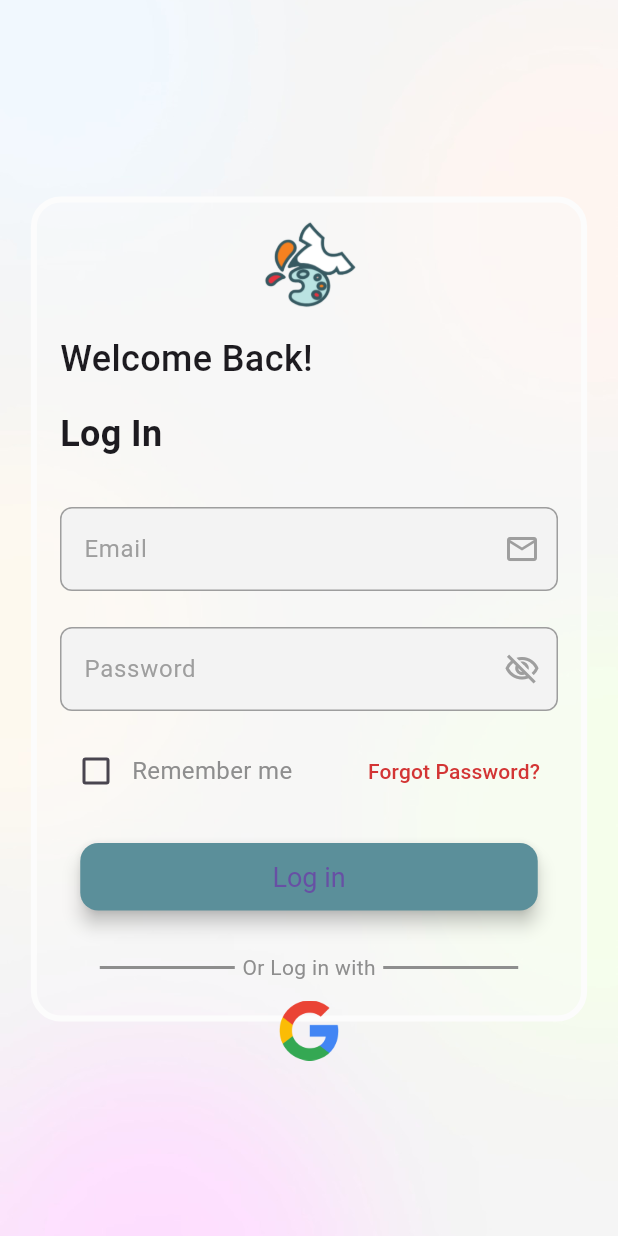
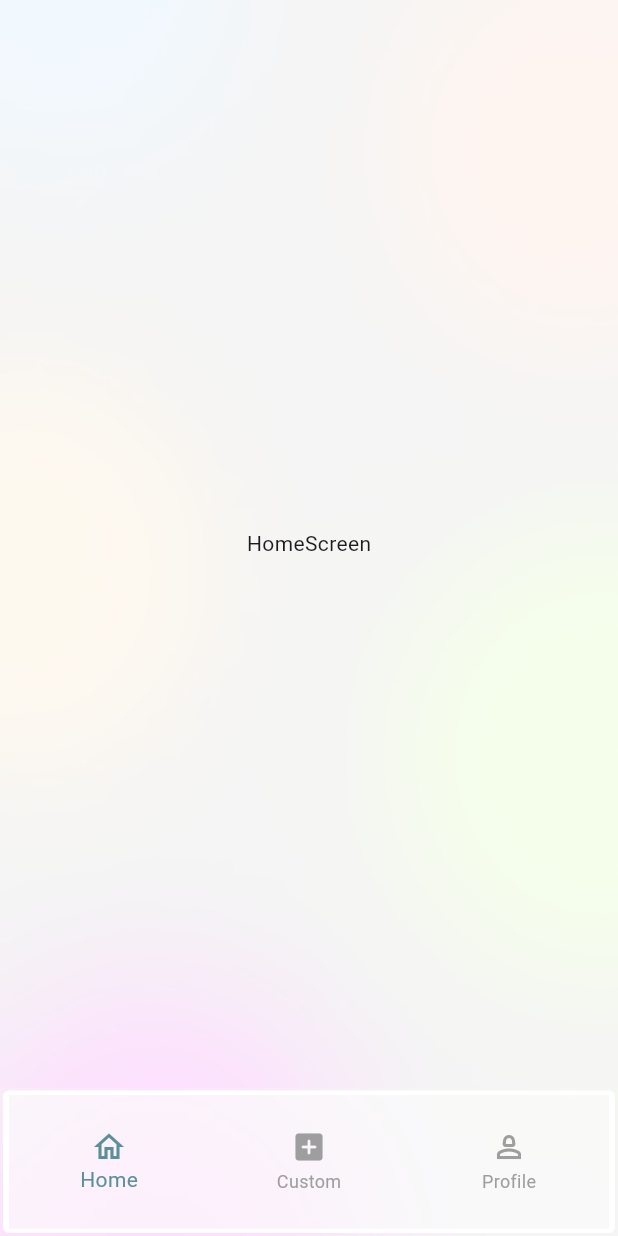
Before and after one commit to AmrTaher70/Custom_Craft, a Flutter app: the screen it shows after launch, on a phone screen of 412 x 824 dp. Run offline on Flutter 3.47's test engine with Material 3 defaults, Android fonts, the light colour scheme and no system bars; our stand-ins replace curved_navigation_bar, device_preview, get, go_router, google_fonts, smooth_page_indicator.

Commit message:
button nav bar 1

```diff
--- /dev/null
+++ b/lib/core/widget/custo_nav_bar.dart
@@ -0,0 +1,88 @@
+import 'package:custom_craft/constans/colors/colors.dart';
+import 'package:custom_craft/core/widget/image_background.dart';
+import 'package:custom_craft/features/Ctegory/category.dart';
+import 'package:custom_craft/features/Profile/profile.dart';
+import 'package:custom_craft/features/home/home_screen.dart';
+import 'package:flutter/material.dart';
+
+class CustomNavBar extends StatefulWidget {
+  const CustomNavBar({super.key});
+
+  @override
+  _CustomNavBarState createState() => _CustomNavBarState();
+}
+
+class _CustomNavBarState extends State<CustomNavBar> {
+  int _selectedIndex = 0;
+
+  final List<Widget> _screens = [
+    const HomeScreen(),
+    const CategoryScreen(),
+    const Profile(),
+  ];
+
+  void _onItemTapped(int index) {
+    setState(() {
+      _selectedIndex = index;
+    });
+  }
+
+  @override
+  Widget build(BuildContext context) {
+    return BackGroundImage(
+      child: Scaffold(
+        backgroundColor: Colors.transparent,
+        body: _screens[_selectedIndex],
+        bottomNavigationBar: Padding(
+          padding: const EdgeInsets.all(2.0),
+          child: Container(
+            height: 95,
+            decoration: const BoxDecoration(
+              borderRadius: BorderRadius.all(Radius.circular(4)),
+              border: Border(
+                top: BorderSide(
+                  color: Colors.white,
+                  width: 3,
+                ),
+                right: BorderSide(
+                  color: Colors.white,
+                  width: 4,
+                ),
+                left: BorderSide(
+                  color: Colors.white,
+                  width: 4,
+                ),
+                bottom: BorderSide(
+                  color: Colors.white,
+                  width: 3,
+                ),
+              ),
+            ),
+            child: BottomNavigationBar(
+              backgroundColor: const Color(0xffFCFCFC).withOpacity(.6),
+              elevation: 0,
+              selectedItemColor: AssetsColors.primaryColor,
+              unselectedItemColor: Colors.grey,
+              currentIndex: _selectedIndex,
+              onTap: _onItemTapped,
+              items: const [
+                BottomNavigationBarItem(
+                  icon: Icon(Icons.home_outlined),
+                  label: 'Home',
+                ),
+                BottomNavigationBarItem(
+                  icon: Icon(Icons.add_box_rounded),
+                  label: 'Custom',
+                ),
+                BottomNavigationBarItem(
+                  icon: Icon(Icons.person_2_outlined),
+                  label: 'Profile',
+                ),
+              ],
+            ),
+          ),
+        ),
+      ),
+    );
+  }
+}
--- /dev/null
+++ b/lib/features/Ctegory/category.dart
@@ -0,0 +1,17 @@
+import 'package:custom_craft/core/widget/image_background.dart';
+import 'package:flutter/material.dart';
+
+class CategoryScreen extends StatelessWidget {
+  const CategoryScreen({super.key});
+
+  @override
+  Widget build(BuildContext context) {
+    return const BackGroundImage(
+      child: Scaffold(
+          backgroundColor: Colors.transparent,
+          body: Center(
+            child: Text('category'),
+          )),
+    );
+  }
+}
--- /dev/null
+++ b/lib/features/Profile/profile.dart
@@ -0,0 +1,18 @@
+import 'package:custom_craft/core/widget/image_background.dart';
+import 'package:flutter/material.dart';
+
+class Profile extends StatelessWidget {
+  const Profile({super.key});
+
+  @override
+  Widget build(BuildContext context) {
+    return const BackGroundImage(
+      child: Scaffold(
+        backgroundColor: Colors.transparent,
+        body: Center(
+          child: Text('Profile'),
+        ),
+      ),
+    );
+  }
+}
--- /dev/null
+++ b/lib/features/home/home_screen.dart
@@ -0,0 +1,93 @@
+import 'package:curved_navigation_bar/curved_navigation_bar.dart';
+import 'package:custom_craft/constans/colors/colors.dart';
+import 'package:custom_craft/core/widget/custo_nav_bar.dart';
+import 'package:custom_craft/core/widget/image_background.dart';
+import 'package:custom_craft/features/Ctegory/category.dart';
+import 'package:custom_craft/features/Profile/profile.dart';
+import 'package:flutter/material.dart';
+
+class HomeScreen extends StatefulWidget {
+  const HomeScreen({Key? key}) : super(key: key);
+
+  @override
+  State<HomeScreen> createState() => _HomeScreenState();
+}
+
+class _HomeScreenState extends State<HomeScreen> {
+  @override
+  Widget build(BuildContext context) {
+    return const BackGroundImage(
+      child: Scaffold(
+        backgroundColor: Colors.transparent,
+        // bottomNavigationBar: CustomNavBar(),
+        body: Center(
+          child: Text('HomeScreen'),
+        ),
+      ),
+
+      //   floatingActionButtonLocation: FloatingActionButtonLocation.centerDocked,
+      //   floatingActionButton: FloatingActionButton(
+      //     onPressed: () {},
+      //     backgroundColor: AssetsColors.primaryColor,
+      //     elevation: 5,
+      //     child: const Icon(Icons.add),
+      //     // shape: BeveledRectangleBorder(),
+      //   ),
+      //   bottomNavigationBar: Container(
+      //     decoration:
+      //         BoxDecoration(border: Border.all(color: Colors.white, width: 3)),
+      //     child: BottomAppBar(
+      //       notchMargin: 15.0,
+      //       surfaceTintColor: Colors.red,
+      //       shape: const CircularNotchedRectangle(),
+      //       height: 62,
+      //       color: const Color(0xffFAFAFA).withOpacity(.7),
+      //       child: Row(
+      //         mainAxisSize: MainAxisSize.max,
+      //         children: [
+      //           const Padding(
+      //             padding: EdgeInsets.only(left: 36, top: 18),
+      //             child: Column(
+      //               mainAxisSize: MainAxisSize.min,
+      //               children: [
+      //                 Icon(
+      //                   Icons.home_outlined,
+      //                   color: Colors.grey,
+      //                   size: 24,
+      //                 ),
+      //                 Text(
+      //                   'Home',
+      //                   style: TextStyle(fontSize: 16, color: Colors.grey),
+      //                 ),
+      //               ],
+      //             ),
+      //           ),
+      //           const Spacer(),
+      //           Padding(
+      //             padding: const EdgeInsets.only(right: 36, top: 18),
+      //             child: Column(
+      //               mainAxisSize: MainAxisSize.min,
+      //               children: [
+      //                 IconButton(
+      //                   onPressed: () {},
+      //                   icon: const Icon(
+      //                     Icons.person_2_outlined,
+      //                     color: Colors.grey,
+      //                     size: 20,
+      //                   ),
+      //                 ),
+      //                 const Text(
+      //                   'Profile',
+      //                   style: TextStyle(fontSize: 16, color: Colors.grey),
+      //                 ),
+      //               ],
+      //             ),
+      //           ),
+      //         ],
+      //       ),
+      //     ),
+      //   ),
+      // )
+    );
+  }
+}
--- a/lib/main.dart
+++ b/lib/main.dart
@@ -1,9 +1,12 @@
 import 'package:custom_craft/constans/colors/colors.dart';
+import 'package:custom_craft/core/widget/custo_nav_bar.dart';
 import 'package:custom_craft/core/widget/image_background.dart';
 import 'package:custom_craft/core/widget/image_onboarding.dart';
 import 'package:custom_craft/core/widget/text_filed_data.dart';
+import 'package:custom_craft/features/home/home_screen.dart';
 import 'package:custom_craft/features/login/login_screen.dart';
 import 'package:custom_craft/features/onBoarding/on_boarding.dart';
+import 'package:custom_craft/features/splash/splash/splash_screen.dart';
 import 'package:device_preview/device_preview.dart';
 import 'package:flutter/material.dart';
 import 'package:get/get_navigation/src/root/get_material_app.dart';
@@ -24,7 +27,7 @@ class MyApp extends StatelessWidget {
       home: Stack(
         children: [
           BackGroundImage(
-            child: LoginScreen(),
+            child: CustomNavBar(),
           )
         ],
       ),
--- a/pubspec.yaml
+++ b/pubspec.yaml
@@ -29,15 +29,19 @@ environment:
 # versions available, run `flutter pub outdated`.
 dependencies:
   cupertino_icons: ^1.0.2
+  curved_labeled_navigation_bar: ^2.0.2
+  curved_navigation_bar: ^1.0.3
   device_preview: ^1.1.0
   flutter:
     sdk: flutter
   flutter_custom_clippers: ^2.1.0
+  font_awesome_flutter: ^10.7.0
   get: ^4.6.6
   get_it: ^7.6.7
   go_router: ^13.2.0
   google_fonts: ^6.1.0
   intl: ^0.18.1
+  material_design_icons_flutter: ^7.0.7296
   smooth_page_indicator: ^1.1.0
   universal_html: ^2.2.4
 
```
Also changed, not shown: pubspec.lock.
